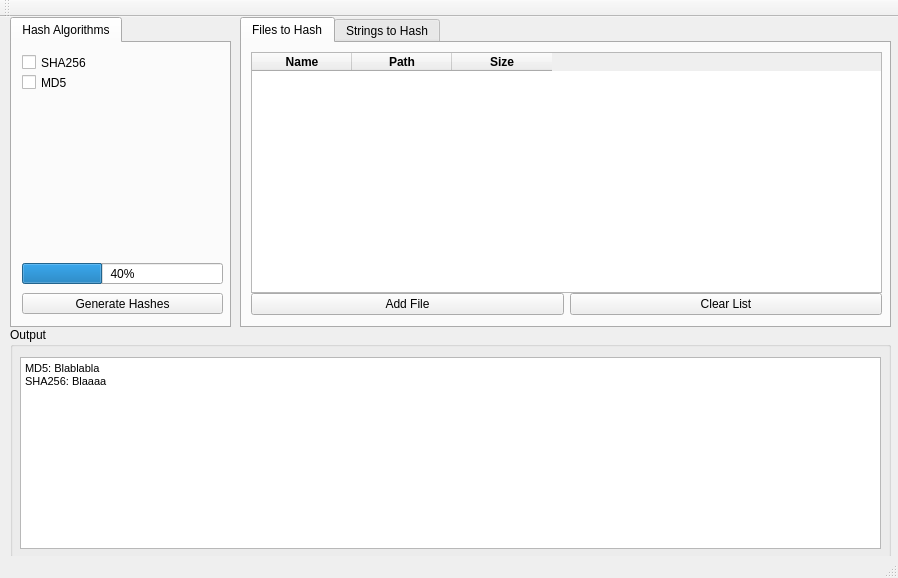
Before: the Qt Designer form GUI/FileHasherUI/filehasher.ui in AlEscher/FileHasher, drawn with Qt 5.
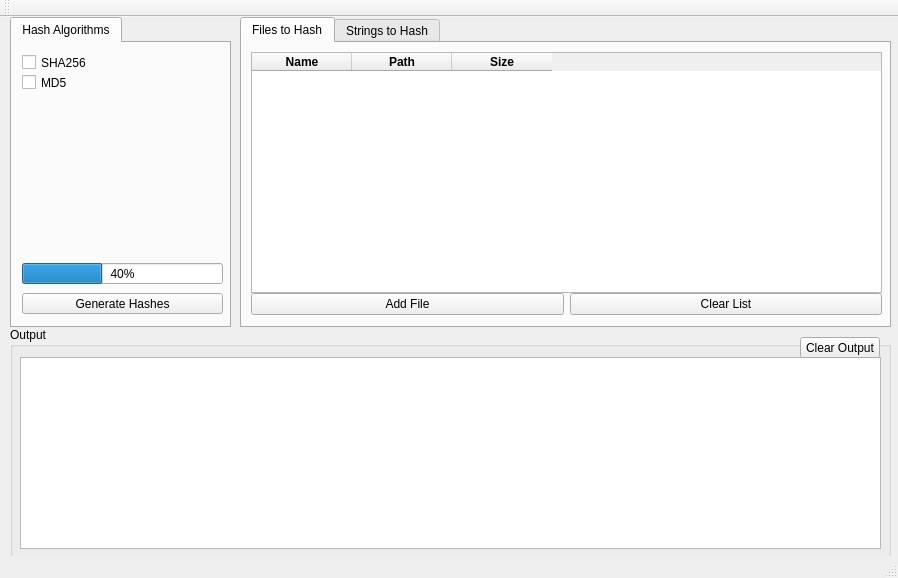
After: the same form once the commit is applied.

Commit message: Implemented Hashing with GUI - Now able to hash all selected files - Made main window non-resizable - Currently MD5 is not supported, since Qt cannot resolve Wincrypt.h - Added destructors to HasingAlgorithm and subclasses - Added "Clear Output" button

Patch:
```diff
--- a/GUI/FileHasherUI/filehasher.ui
+++ b/GUI/FileHasherUI/filehasher.ui
@@ -256,8 +256,20 @@
 &lt;html&gt;&lt;head&gt;&lt;meta name=&quot;qrichtext&quot; content=&quot;1&quot; /&gt;&lt;style type=&quot;text/css&quot;&gt;
 p, li { white-space: pre-wrap; }
 &lt;/style&gt;&lt;/head&gt;&lt;body style=&quot; font-family:'MS Shell Dlg 2'; font-size:8.25pt; font-weight:400; font-style:normal;&quot;&gt;
-&lt;p style=&quot; margin-top:0px; margin-bottom:0px; margin-left:0px; margin-right:0px; -qt-block-indent:0; text-indent:0px;&quot;&gt;MD5: Blablabla&lt;/p&gt;
-&lt;p style=&quot; margin-top:0px; margin-bottom:0px; margin-left:0px; margin-right:0px; -qt-block-indent:0; text-indent:0px;&quot;&gt;SHA256: Blaaaa&lt;/p&gt;&lt;/body&gt;&lt;/html&gt;</string>
+&lt;p style=&quot;-qt-paragraph-type:empty; margin-top:0px; margin-bottom:0px; margin-left:0px; margin-right:0px; -qt-block-indent:0; text-indent:0px;&quot;&gt;&lt;br /&gt;&lt;/p&gt;&lt;/body&gt;&lt;/html&gt;</string>
+     </property>
+    </widget>
+    <widget class="QPushButton" name="clearOutputButton">
+     <property name="geometry">
+      <rect>
+       <x>790</x>
+       <y>10</y>
+       <width>80</width>
+       <height>21</height>
+      </rect>
+     </property>
+     <property name="text">
+      <string>Clear Output</string>
      </property>
     </widget>
    </widget>
```
Left out of the diff: 15 changed lines with no effect on the pictures. The commit also changes 15 other files.
